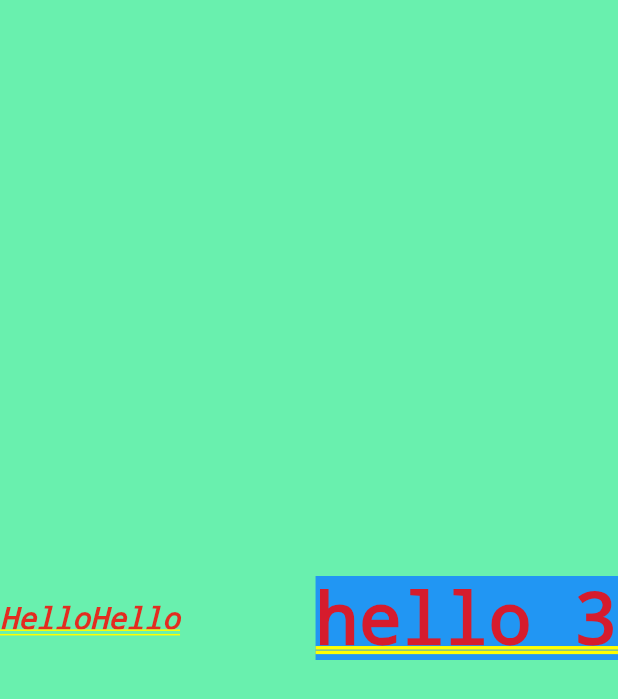
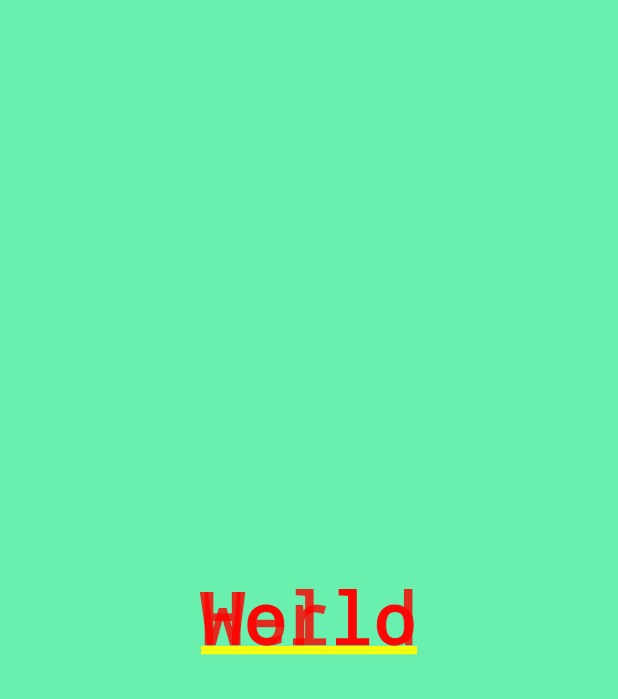
Before and after one commit to aj019/Flutter_Course_Paulo_Dichone, a Flutter app: the screen it shows after launch, on a phone screen of 412 x 824 dp. Shown: the top 699 px of the screen. Run offline on Flutter 3.47's test engine with Material 2 defaults, Android fonts, the phone set to English and light mode, and no system bars.

Commit message:
Created stack.dart to learn about how to use the stack widget to stack widgets over one another

```diff
--- a/flutter_test_libs/lib/main.dart
+++ b/flutter_test_libs/lib/main.dart
@@ -1,11 +1,12 @@
 import 'package:flutter/material.dart';
 import 'ui/welcome_home.dart';
 import 'ui/container.dart';
+import 'ui/stack.dart';
 
 void main() {
   runApp(new MaterialApp(
           title: 'Welcome App',
-          home: new Container_Example()
+          home: new Stack_Example()
   )
   );
 }
--- /dev/null
+++ b/flutter_test_libs/lib/ui/stack.dart
@@ -0,0 +1,21 @@
+import 'package:flutter/material.dart';
+
+class Stack_Example extends StatelessWidget{
+  @override
+  Widget build(BuildContext context) {
+    // TODO: implement build
+    return new Container(
+        color: Colors.greenAccent,
+        alignment: Alignment.center,
+        child: new Stack(
+            alignment: Alignment.bottomCenter,
+            children: <Widget>[
+              const Text('Hello'),
+              const Text('World'),
+
+            ],
+        ),
+    );
+  }
+
+}
```
